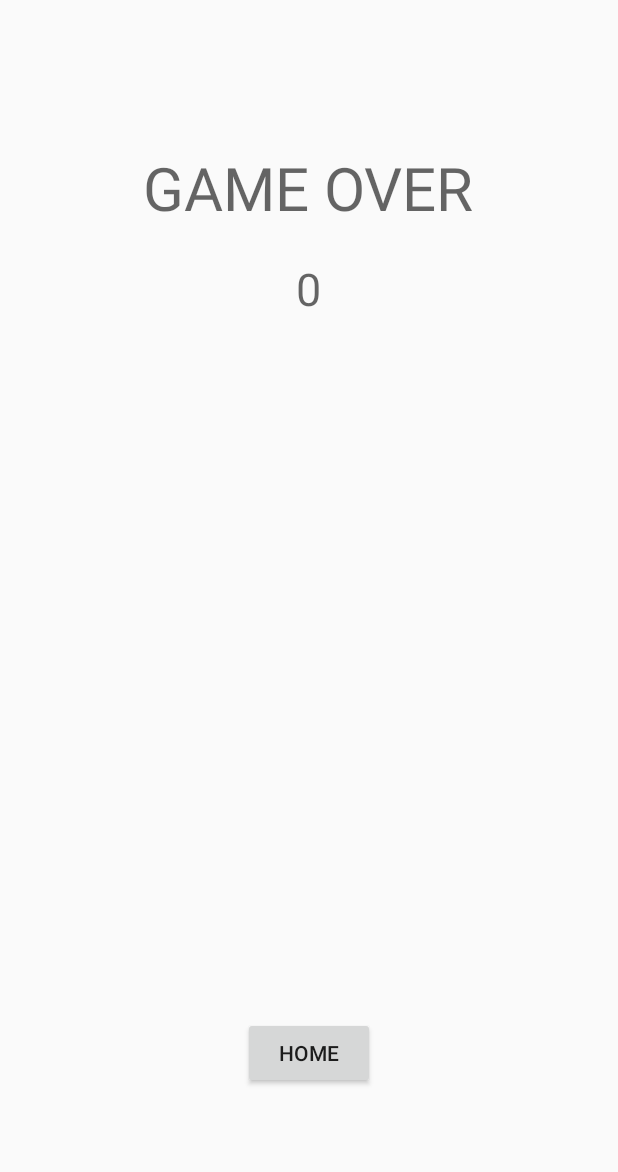
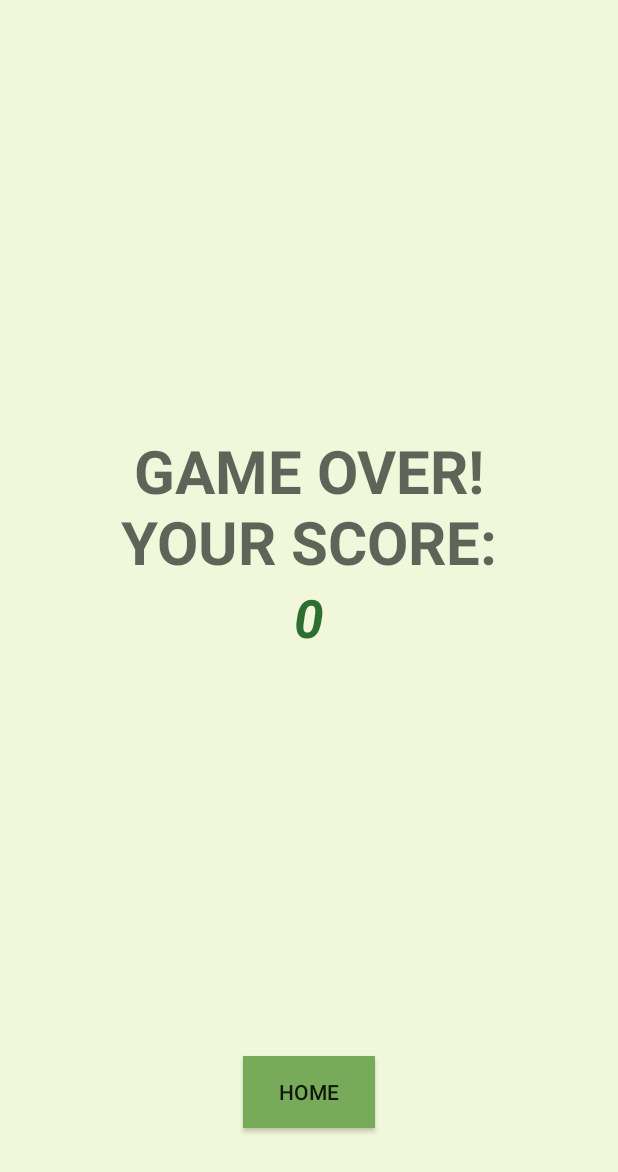
Before and after one commit to gmlunesa/Recyclopedia, an Android app: the GameOverActivity screen opened directly, with no data from a screen before it, on a phone screen of 412 x 824 dp. Shown: the top 1172 px of the screen. Run offline under Robolectric (Android 15) with nearby library versions, the phone set to English and light mode, and no system bars.

Commit message:
improvements etc

```diff
--- a/app/src/main/java/com/example/recyclopedia/CheckActivity.java
+++ b/app/src/main/java/com/example/recyclopedia/CheckActivity.java
@@ -43,7 +43,7 @@ public class CheckActivity extends Activity {
             answer_textview.setText("CORRECT");
             ++score;
         } else {
-            answer_textview.setText(" WRONG ");
+            answer_textview.setText(" OOPS! ");
         }
 
         details_textview.setText(in.getStringExtra("details"));
--- a/app/src/main/res/layout/check_activity.xml
+++ b/app/src/main/res/layout/check_activity.xml
@@ -27,7 +27,7 @@
         android:layout_height="wrap_content"
         android:text="New TextNew TextNew TextNew TextNew TextNew TextNew TextNew"
         android:id="@+id/checkedDetails"
-        android:layout_marginTop="47dp"
+        android:layout_marginTop="30dp"
         android:layout_below="@+id/checkedImage"
         android:layout_alignLeft="@+id/answerState"
         android:layout_alignStart="@+id/answerState"
@@ -41,6 +41,7 @@
         android:id="@+id/cont"
         android:layout_alignParentBottom="true"
         android:layout_centerHorizontal="true"
-        android:layout_marginBottom="15dp" />
+        android:layout_marginBottom="15dp"
+        android:background="@color/gameButtonColor"/>
 
 </RelativeLayout>
--- a/app/src/main/res/layout/game_over.xml
+++ b/app/src/main/res/layout/game_over.xml
@@ -1,18 +1,20 @@
 <?xml version="1.0" encoding="utf-8"?>
 <RelativeLayout xmlns:android="http://schemas.android.com/apk/res/android"
     android:orientation="vertical" android:layout_width="match_parent"
-    android:layout_height="match_parent">
+    android:layout_height="match_parent"
+    android:background="@color/gameBackground">
 
     <TextView
-        android:layout_width="wrap_content"
+        android:layout_width="300dp"
         android:layout_height="wrap_content"
         android:textAppearance="?android:attr/textAppearanceMedium"
-        android:text="GAME OVER"
+        android:text="GAME OVER! YOUR SCORE:"
         android:id="@+id/game_over"
-        android:layout_alignParentTop="true"
-        android:layout_centerHorizontal="true"
-        android:layout_marginTop="98dp"
-        android:textSize="40dp" />
+        android:textSize="40dp"
+        android:textStyle="bold"
+        android:textAlignment="center"
+        android:layout_above="@+id/score_text"
+        android:layout_centerHorizontal="true" />
 
     <TextView
         android:layout_width="wrap_content"
@@ -20,10 +22,12 @@
         android:textAppearance="?android:attr/textAppearanceMedium"
         android:text="Medium Text"
         android:id="@+id/score_text"
-        android:layout_below="@+id/game_over"
-        android:layout_centerHorizontal="true"
-        android:layout_marginTop="20dp"
-        android:textSize="30dp" />
+        android:textSize="35dp"
+
+        android:textStyle="bold|italic"
+        android:textColor="#2e6e31"
+        android:layout_centerVertical="true"
+        android:layout_centerHorizontal="true" />
 
     <Button
         android:layout_width="wrap_content"
@@ -32,5 +36,6 @@
         android:id="@+id/home_btn"
         android:layout_alignParentBottom="true"
         android:layout_centerHorizontal="true"
-        android:layout_marginBottom="98dp" />
+        android:layout_marginBottom="72dp"
+        android:background="@color/gameButtonColor"/>
 </RelativeLayout>
```
Also changed, not shown: app/src/main/java/com/example/recyclopedia/RecyclopediaDBHelper.java (+13 -13 lines), app/src/main/res/drawable/a.png (added), app/src/main/res/drawable/b.png (added), app/src/main/res/drawable/c.png (added), app/src/main/res/drawable/d.png (added), app/src/main/res/drawable/e.png (added), app/src/main/res/drawable/f.png (added), app/src/main/res/drawable/g.png (added), app/src/main/res/drawable/h.jpg (added), app/src/main/res/drawable/i.png (added), app/src/main/res/drawable/j.gif (added), app/src/main/res/drawable/k.png (added), app/src/main/res/drawable/l.png (added).
